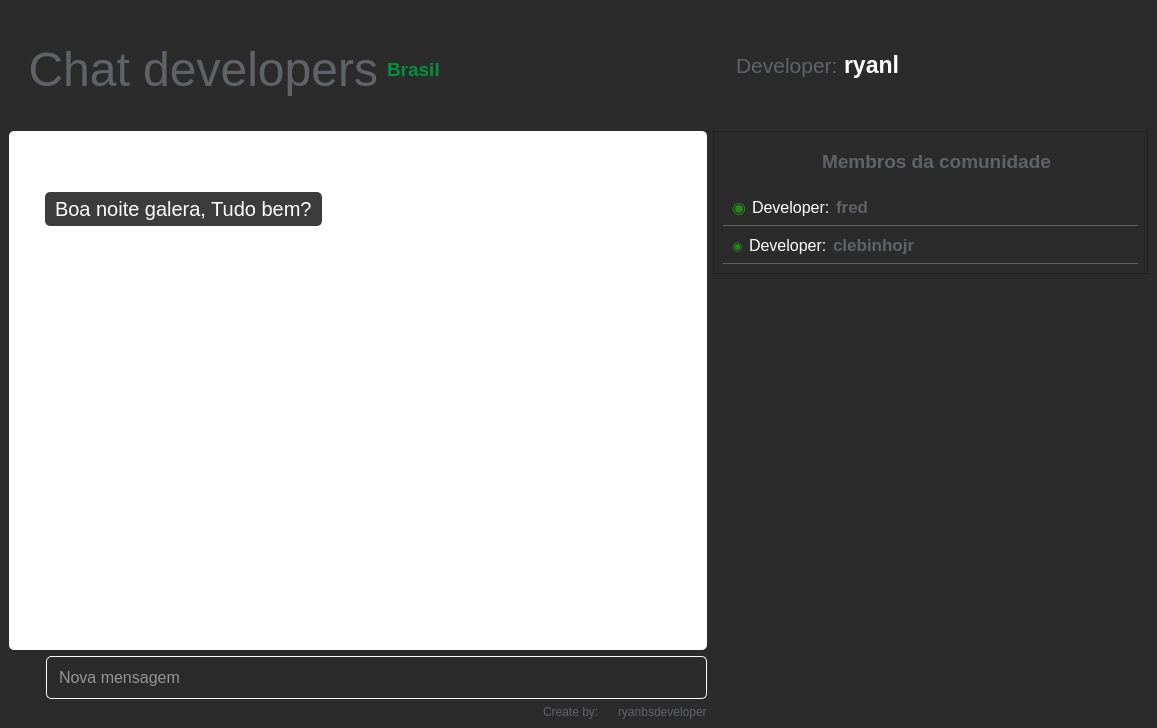
Old version of the form .ui/chat.ui in the repository ryanbsdeveloper/opensource-chat.
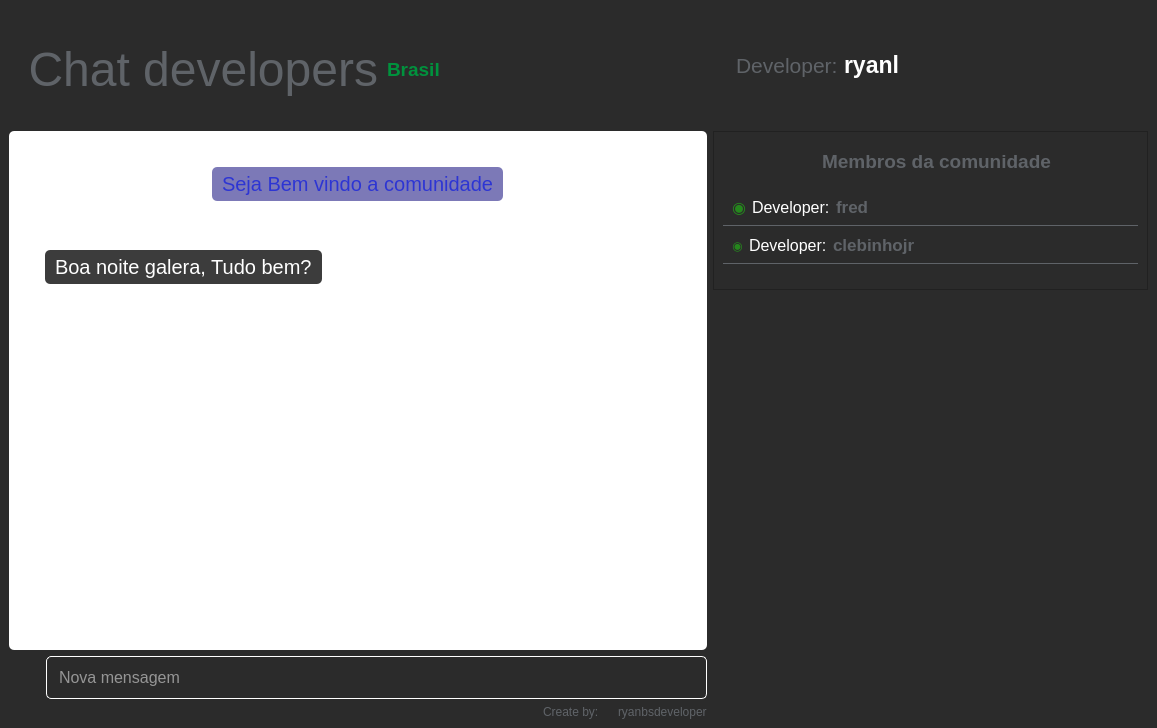
New version of the form. Icons and pictures are not drawn.

```diff
--- a/.ui/chat.ui
+++ b/.ui/chat.ui
@@ -415,6 +415,53 @@
                     <enum>QFrame::Raised</enum>
                    </property>
                    <layout class="QVBoxLayout" name="verticalLayout_7">
+                    <item>
+                     <widget class="QFrame" name="frame_20">
+                      <property name="frameShape">
+                       <enum>QFrame::StyledPanel</enum>
+                      </property>
+                      <property name="frameShadow">
+                       <enum>QFrame::Raised</enum>
+                      </property>
+                      <layout class="QVBoxLayout" name="verticalLayout_9">
+                       <item alignment="Qt::AlignHCenter">
+                        <widget class="QLabel" name="label_21">
+                         <property name="maximumSize">
+                          <size>
+                           <width>16777215</width>
+                           <height>40</height>
+                          </size>
+                         </property>
+                         <property name="font">
+                          <font>
+                           <pointsize>15</pointsize>
+                           <weight>50</weight>
+                           <bold>false</bold>
+                          </font>
+                         </property>
+                         <property name="styleSheet">
+                          <string notr="true">padding:5px;
+color:white;
+color: rgb(45, 53, 211);
+background-color: rgb(124, 121, 183);</string>
+                         </property>
+                         <property name="text">
+                          <string>Seja Bem vindo a comunidade</string>
+                         </property>
+                         <property name="scaledContents">
+                          <bool>true</bool>
+                         </property>
+                         <property name="wordWrap">
+                          <bool>false</bool>
+                         </property>
+                         <property name="margin">
+                          <number>0</number>
+                         </property>
+                        </widget>
+                       </item>
+                      </layout>
+                     </widget>
+                    </item>
                     <item>
                      <widget class="QFrame" name="frame_11">
                       <property name="maximumSize">
@@ -788,13 +835,16 @@
             <property name="widgetResizable">
              <bool>true</bool>
             </property>
+            <property name="alignment">
+             <set>Qt::AlignBottom|Qt::AlignLeading|Qt::AlignLeft</set>
+            </property>
             <widget class="QWidget" name="scrollAreaWidgetContents">
              <property name="geometry">
               <rect>
                <x>0</x>
                <y>0</y>
-               <width>415</width>
-               <height>86</height>
+               <width>401</width>
+               <height>102</height>
               </rect>
              </property>
              <layout class="QVBoxLayout" name="verticalLayout_8">
@@ -811,7 +861,7 @@
                <number>0</number>
               </property>
               <property name="bottomMargin">
-               <number>0</number>
+               <number>16</number>
               </property>
               <item>
                <widget class="QFrame" name="frame_16">
```
Left out of the diff: 6 changed lines with no effect on the pictures.
